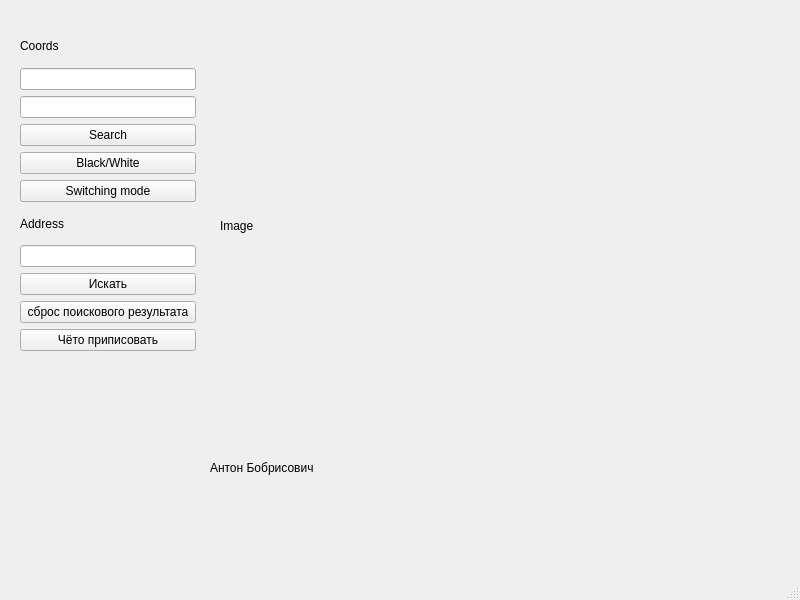
This is MainWindow.ui in Web-your/Fignya as Qt 5 draws it before an edit. The edited form follows.
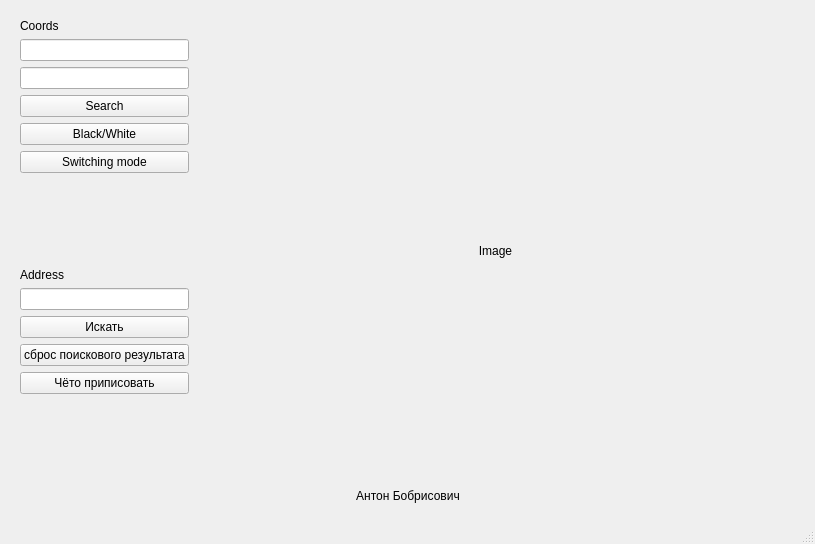
This is the edited form.

Patch:
```diff
--- a/MainWindow.ui
+++ b/MainWindow.ui
@@ -6,49 +6,74 @@
    <rect>
     <x>0</x>
     <y>0</y>
-    <width>800</width>
-    <height>600</height>
+    <width>815</width>
+    <height>544</height>
    </rect>
   </property>
+  <property name="minimumSize">
+   <size>
+    <width>815</width>
+    <height>544</height>
+   </size>
+  </property>
   <property name="windowTitle">
    <string>MainWindow</string>
   </property>
   <widget class="QWidget" name="centralwidget">
-   <widget class="QLabel" name="address_draw">
-    <property name="geometry">
-     <rect>
-      <x>210</x>
-      <y>460</y>
-      <width>541</width>
-      <height>16</height>
-     </rect>
-    </property>
-    <property name="text">
-     <string>Антон Бобрисович</string>
-    </property>
-   </widget>
-   <widget class="QLabel" name="label">
-    <property name="geometry">
-     <rect>
-      <x>220</x>
-      <y>30</y>
-      <width>551</width>
-      <height>391</height>
-     </rect>
-    </property>
-    <property name="text">
-     <string>Image</string>
-    </property>
-   </widget>
-   <widget class="QWidget" name="">
-    <property name="geometry">
-     <rect>
-      <x>20</x>
-      <y>30</y>
-      <width>176</width>
-      <height>321</height>
-     </rect>
-    </property>
+   <layout class="QGridLayout" name="gridLayout">
+    <item row="0" column="1">
+     <spacer name="verticalSpacer_3">
+      <property name="orientation">
+       <enum>Qt::Vertical</enum>
+      </property>
+      <property name="sizeType">
+       <enum>QSizePolicy::Fixed</enum>
+      </property>
+      <property name="sizeHint" stdset="0">
+       <size>
+        <width>20</width>
+        <height>10</height>
+       </size>
+      </property>
+     </spacer>
+    </item>
+    <item row="1" column="0">
+     <spacer name="horizontalSpacer">
+      <property name="orientation">
+       <enum>Qt::Horizontal</enum>
+      </property>
+      <property name="sizeType">
+       <enum>QSizePolicy::Fixed</enum>
+      </property>
+      <property name="sizeHint" stdset="0">
+       <size>
+        <width>11</width>
+        <height>10</height>
+       </size>
+      </property>
+     </spacer>
+    </item>
+    <item row="2" column="1">
+     <spacer name="verticalSpacer_2">
+      <property name="orientation">
+       <enum>Qt::Vertical</enum>
+      </property>
+      <property name="sizeType">
+       <enum>QSizePolicy::Fixed</enum>
+      </property>
+      <property name="sizeHint" stdset="0">
+       <size>
+        <width>20</width>
+        <height>10</height>
+       </size>
+      </property>
+     </spacer>
+    </item>
+    <item row="1" column="1">
+     <layout class="QVBoxLayout" name="verticalLayout_2">
+      <item>
+       <layout class="QHBoxLayout" name="horizontalLayout" stretch="0,1">
+        <item>
     <layout class="QVBoxLayout" name="verticalLayout">
      <item>
       <widget class="QLabel" name="label_2">
@@ -84,6 +109,22 @@
        </property>
       </widget>
      </item>
+          <item>
+           <spacer name="verticalSpacer">
+            <property name="orientation">
+             <enum>Qt::Vertical</enum>
+            </property>
+            <property name="sizeType">
+             <enum>QSizePolicy::Expanding</enum>
+            </property>
+            <property name="sizeHint" stdset="0">
+             <size>
+              <width>20</width>
+              <height>20</height>
+             </size>
+            </property>
+           </spacer>
+          </item>
      <item>
       <widget class="QLabel" name="label_3">
        <property name="text">
@@ -115,8 +156,71 @@
        </property>
       </widget>
      </item>
-    </layout>
-   </widget>
+          <item>
+           <spacer name="verticalSpacer_4">
+            <property name="orientation">
+             <enum>Qt::Vertical</enum>
+            </property>
+            <property name="sizeHint" stdset="0">
+             <size>
+              <width>20</width>
+              <height>40</height>
+             </size>
+            </property>
+           </spacer>
+          </item>
+         </layout>
+        </item>
+        <item>
+         <widget class="QLabel" name="label">
+          <property name="minimumSize">
+           <size>
+            <width>0</width>
+            <height>0</height>
+           </size>
+          </property>
+          <property name="text">
+           <string>Image</string>
+          </property>
+          <property name="scaledContents">
+           <bool>false</bool>
+          </property>
+          <property name="alignment">
+           <set>Qt::AlignCenter</set>
+          </property>
+         </widget>
+        </item>
+       </layout>
+      </item>
+      <item>
+       <widget class="QLabel" name="address_draw">
+        <property name="text">
+         <string>Антон Бобрисович</string>
+        </property>
+        <property name="alignment">
+         <set>Qt::AlignCenter</set>
+        </property>
+       </widget>
+      </item>
+     </layout>
+    </item>
+    <item row="1" column="2">
+     <spacer name="horizontalSpacer_2">
+      <property name="orientation">
+       <enum>Qt::Horizontal</enum>
+      </property>
+      <property name="sizeType">
+       <enum>QSizePolicy::Fixed</enum>
+      </property>
+      <property name="sizeHint" stdset="0">
+       <size>
+        <width>10</width>
+        <height>20</height>
+       </size>
+      </property>
+     </spacer>
+    </item>
+   </layout>
   </widget>
   <widget class="QMenuBar" name="menubar">
    <property name="geometry">
```
Left out of the diff: 4 changed lines with no effect on the pictures. Lines whose indentation alone changed are shown as unchanged.
